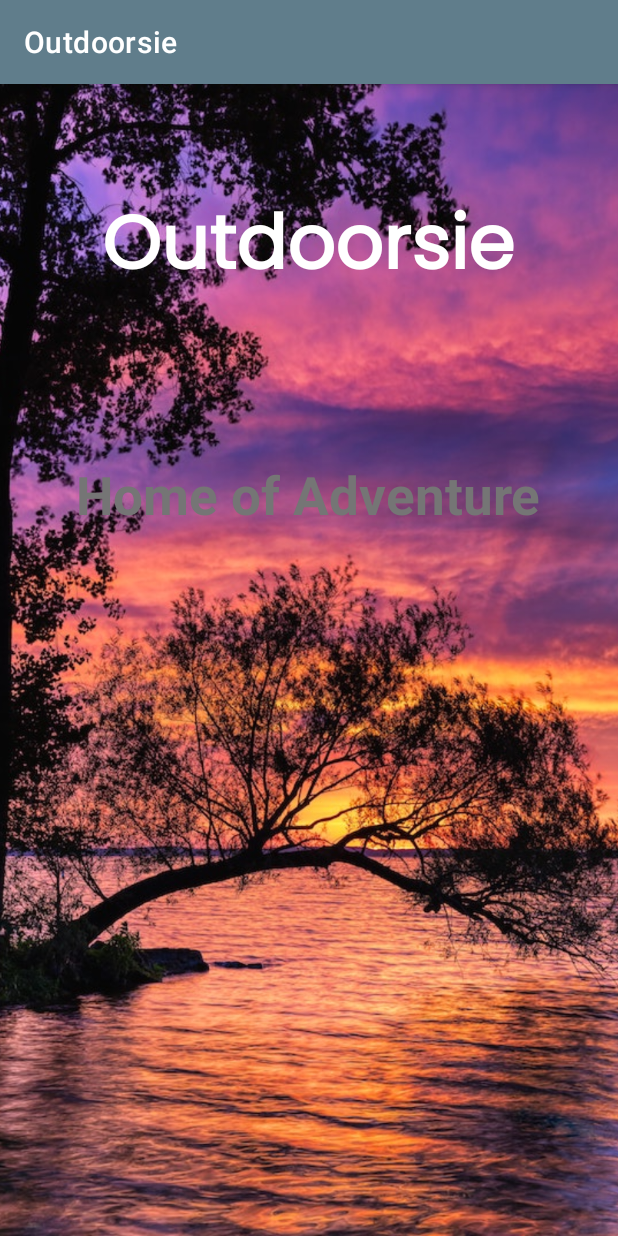
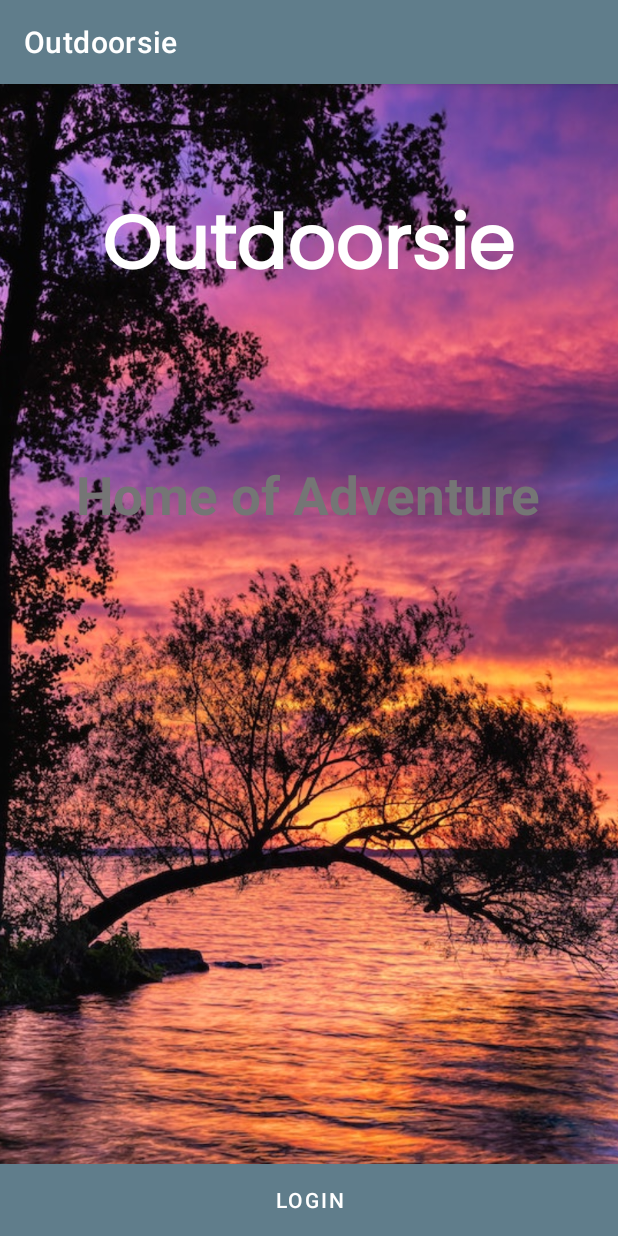
Before and after one commit to DruSadeMumba/Outdoorsie, an Android app: the screen it shows after launch (MainActivity), on a phone screen of 412 x 824 dp. Run offline under Robolectric (Android 15) with nearby library versions, the phone set to English and light mode, and no system bars; Roboto replaces fonts that are not available here.

Commit message:
Add login button

```diff
--- a/app/src/main/res/layout/activity_main.xml
+++ b/app/src/main/res/layout/activity_main.xml
@@ -37,4 +37,14 @@
         android:textSize="35sp"
         android:textStyle="bold"/>
 
+    <Button
+        android:id="@+id/login"
+        android:layout_width="match_parent"
+        android:layout_height="wrap_content"
+        android:layout_alignParentBottom="true"
+        android:layout_centerHorizontal="true"
+        android:background="@color/colorAccent"
+        android:text="@string/login_button"
+        android:textColor="@color/colorTextIcons" />
+
 </RelativeLayout>
--- a/app/src/main/res/values/strings.xml
+++ b/app/src/main/res/values/strings.xml
@@ -2,4 +2,5 @@
     <string name="app_name">Outdoorsie</string>
     <string name="bg1">bg1</string>
     <string name="adventure">Home of Adventure</string>
+    <string name="login_button">LOGIN</string>
 </resources>
```
